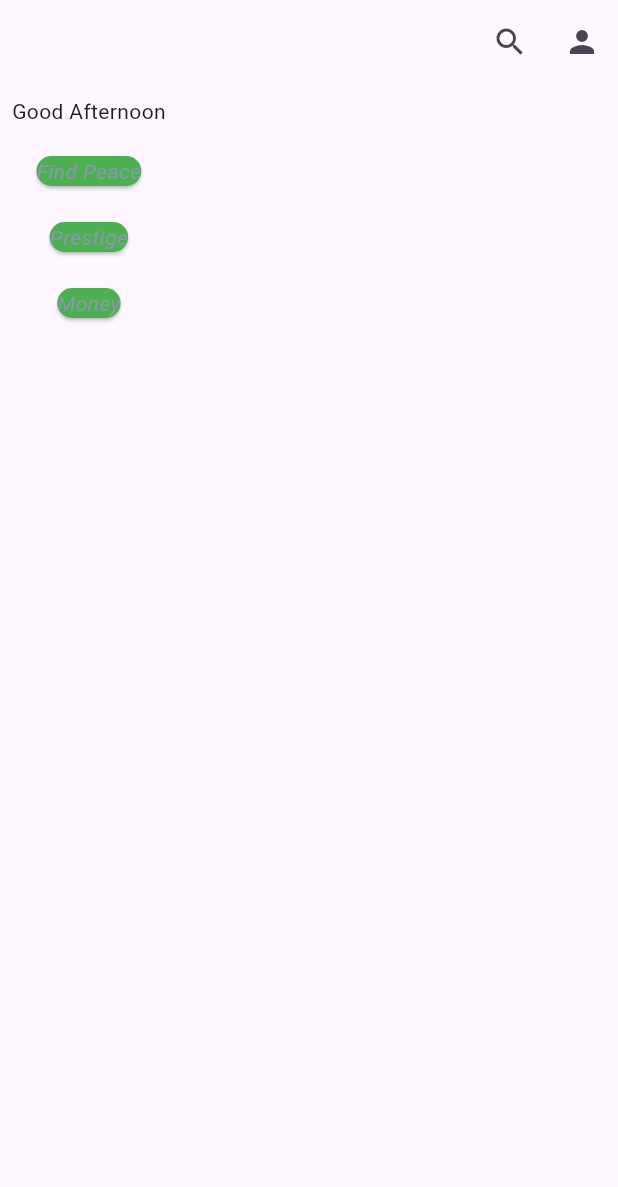
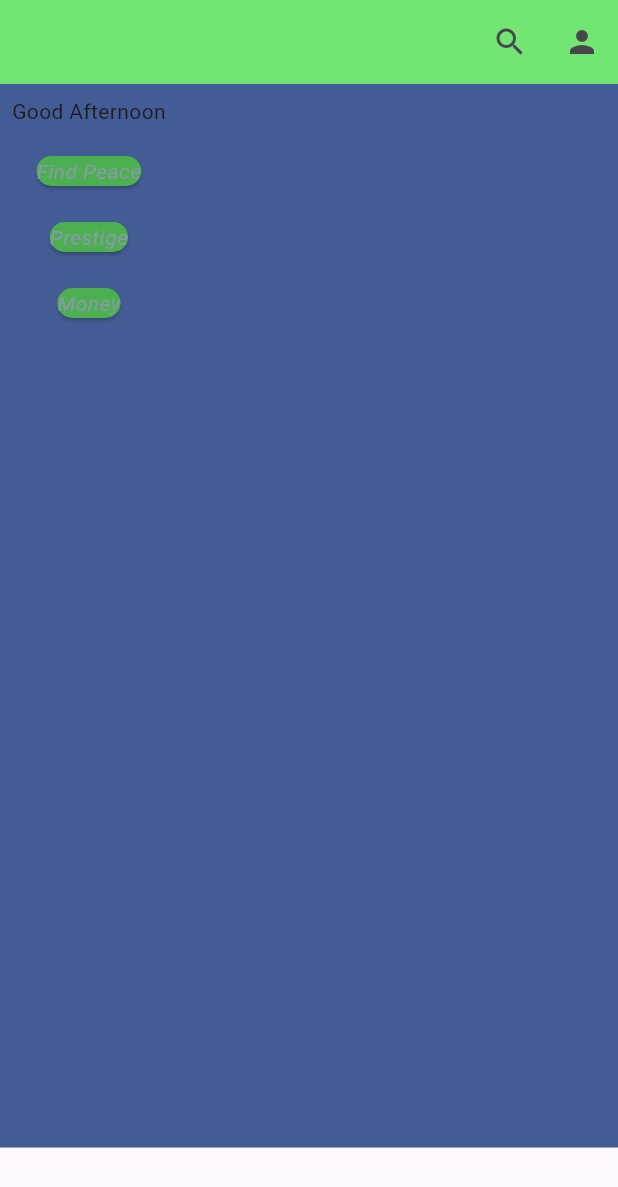
Before and after one commit to emircancavusoglu/self_improvement, a Flutter app: the screen it shows after launch, on a phone screen of 412 x 824 dp. Shown: the top 1187 px of the screen. Run offline on Flutter 3.47's test engine with Material 3 defaults, Android fonts, the light colour scheme and no system bars.

Commit message:
adjust color

```diff
--- a/lib/color/appBar_color/app_bar_color.dart
+++ b/lib/color/appBar_color/app_bar_color.dart
@@ -2,7 +2,7 @@ import 'package:flutter/cupertino.dart';
 import 'package:flutter/material.dart';
 
 class AppBarColor{
-  Color green = Colors.green;
-  Color blue = Colors.blue;
-  Color white = Colors.white;
+  static Color green = const Color(0xFF73E572);
+  static Color blue = Colors.blue;
+  static Color white = Colors.white;
 }
--- a/lib/color/main_color/main_colors.dart
+++ b/lib/color/main_color/main_colors.dart
@@ -3,5 +3,5 @@ import 'dart:ui';
 import 'package:flutter/material.dart';
 
 class BackgroundColor{
-  Color backgroundColor = const Color(0xFFC9FCE6FF);
+ static Color backgroundColor = const Color(0xFF73E5792);
 }
--- /dev/null
+++ b/lib/constants/bottom_navigation/semantic_label.dart
@@ -0,0 +1,7 @@
+
+class BottomNavigationKeywords{
+  static String forYou = 'For You';
+  static String explore = 'Explore';
+  static String words = 'Words';
+  static String favorites = 'Favorites';
+}
--- a/lib/view/home_page_view.dart
+++ b/lib/view/home_page_view.dart
@@ -1,7 +1,11 @@
 import 'package:flutter/material.dart';
+import 'package:self_improvement/color/main_color/main_colors.dart';
 import 'package:self_improvement/constants/app_bar.dart';
 import 'package:self_improvement/constants/theme_name/theme_names.dart';
 import 'package:self_improvement/widgets/card_widget.dart';
+
+import '../color/appBar_color/app_bar_color.dart';
+import '../widgets/bottom_navigation_bar.dart';
 
 class HomePageView extends StatelessWidget {
   final String dayStatus;
@@ -10,7 +14,9 @@ class HomePageView extends StatelessWidget {
   @override
   Widget build(BuildContext context) {
     return Scaffold(
+      backgroundColor: BackgroundColor.backgroundColor,
       appBar: AppBar(
+        backgroundColor: AppBarColor.green,
         actions: [
           IconButton(onPressed: (){},
               icon: const Icon(Icons.search)),
@@ -24,12 +30,14 @@ class HomePageView extends StatelessWidget {
             padding: EdgeInsets.all(8.0),
             child: Text(AppBarTextDaily.goodMorning),
           ),
+
           buildPadding(ThemeNames.findPeace),
           buildPadding(ThemeNames.prestige),
           buildPadding(ThemeNames.money),
 
         ],
       ),
+    bottomNavigationBar: const BottomNavigation()
     );
   }
 
--- /dev/null
+++ b/lib/widgets/bottom_navigation_bar.dart
@@ -0,0 +1,33 @@
+import 'package:flutter/cupertino.dart';
+import 'package:flutter/material.dart';
+import 'package:self_improvement/constants/bottom_navigation/semantic_label.dart';
+
+class BottomNavigation extends StatelessWidget {
+  const BottomNavigation({super.key});
+
+  @override
+  Widget build(BuildContext context) {
+    return BottomNavigationBar(
+      items: [
+      BottomNavigationBarItem(
+          label: '',
+          icon:Icon(Icons.yard_outlined,
+        semanticLabel: BottomNavigationKeywords.forYou,)),
+      BottomNavigationBarItem(
+          label: '',
+          icon: Icon(Icons.explore,
+        semanticLabel: BottomNavigationKeywords.explore,)),
+      BottomNavigationBarItem(
+          label: '',
+          icon: Icon(Icons.view_day_sharp,
+        semanticLabel: BottomNavigationKeywords.explore,)),
+      BottomNavigationBarItem(
+          label: '',
+          icon: Icon(Icons.favorite,
+        semanticLabel: BottomNavigationKeywords.favorites,))
+    ],
+
+    );
+  }
+
+}
```
